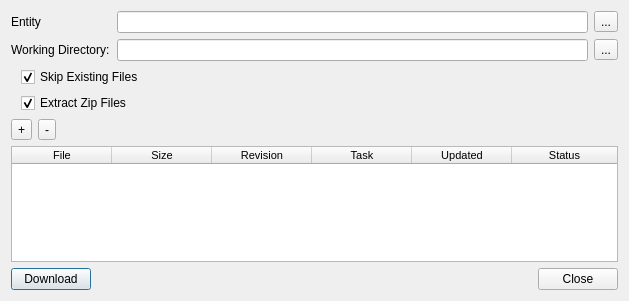
Before: the Qt Designer form module/wildchildanimation/gui/forms/maya/download_dialog.ui in dearyangyu/swing, drawn with Qt 5.
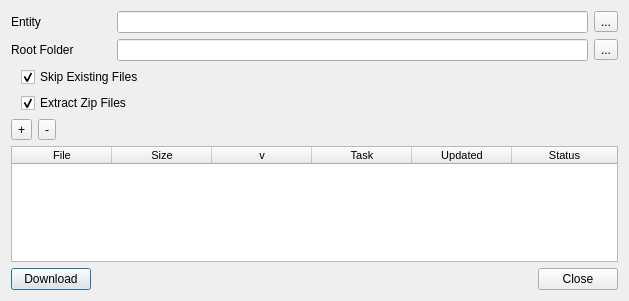
After: the same form once the commit is applied.

The edit to the form file:
```diff
--- a/module/wildchildanimation/gui/forms/maya/download_dialog.ui
+++ b/module/wildchildanimation/gui/forms/maya/download_dialog.ui
@@ -55,7 +55,7 @@
         </size>
        </property>
        <property name="text">
-        <string>Working Directory:</string>
+        <string>Root Folder</string>
        </property>
       </widget>
      </item>
@@ -225,7 +225,7 @@
      </column>
      <column>
       <property name="text">
-       <string>Revision</string>
+       <string>v</string>
       </property>
      </column>
      <column>
```
